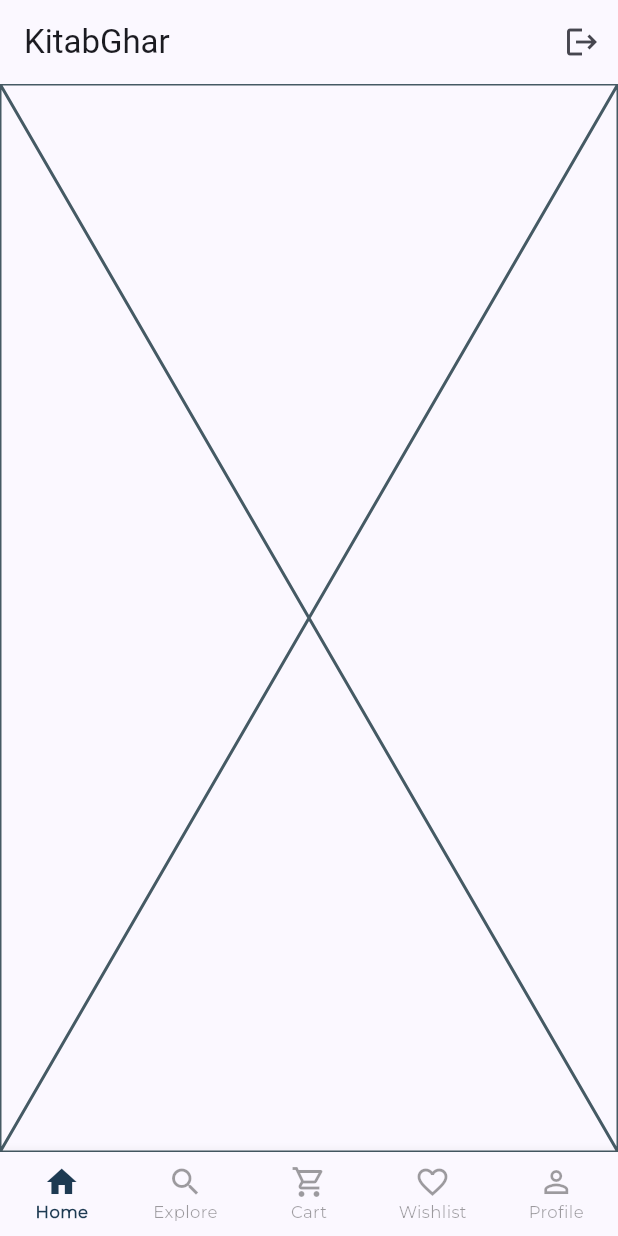
After one commit to SanjeevSinjali/kitabghar, a Flutter app: the DashboardScreen screen opened directly, on a phone screen of 412 x 824 dp. The commit adds this screen. Run offline on Flutter 3.47's test engine with Material 3 defaults, Android fonts, the phone set to English and light mode, and no system bars; project files that could hold a hidden picture were left out.

Commit message:
Changes in code

```diff
--- a/lib/app.dart
+++ b/lib/app.dart
@@ -1,5 +1,5 @@
 import 'package:flutter/material.dart';
-import 'package:kitabghar/views/splash_view.dart';
+import 'package:kitabghar/screens/splash_screen.dart';
 
 class App extends StatelessWidget {
   const App({super.key});
--- /dev/null
+++ b/lib/screens/bottomscreen/dashboard_screen.dart
@@ -0,0 +1,103 @@
+import 'package:flutter/material.dart';
+import 'package:kitabghar/screens/bottomscreen/explore_screen.dart';
+import 'package:kitabghar/screens/bottomscreen/home_screen.dart';
+import 'package:kitabghar/screens/bottomscreen/profile_screen.dart';
+import 'package:kitabghar/screens/bottomscreen/sell_screen.dart';
+import 'package:kitabghar/screens/bottomscreen/wish_list_screen.dart';
+import 'package:kitabghar/screens/login_screen.dart';
+
+class DashboardScreen extends StatefulWidget {
+  const DashboardScreen({super.key});
+
+  @override
+  State<DashboardScreen> createState() => _DashboardScreenState();
+}
+
+class _DashboardScreenState extends State<DashboardScreen> {
+  int _currentIndex = 0;
+
+  final List<Widget> _tabs = const [
+    HomeScreen(),
+    ExploreScreen(),
+    SellScreen(),
+    WishListScreen(),
+    ProfileScreen(),
+  ];
+
+  void _logout() {
+    Navigator.pushAndRemoveUntil(
+      context,
+      MaterialPageRoute(builder: (_) => const LoginView()),
+      (_) => false,
+    );
+  }
+
+  @override
+  Widget build(BuildContext context) {
+    return Scaffold(
+      appBar: AppBar(
+        title: const Text('KitabGhar'),
+        actions: [
+          // IconButton(
+          //   icon: const Icon(Icons.brightness_6_outlined),
+          //   tooltip: 'Toggle Theme',
+          //   onPressed: () => AppThemeNotifier.of(context).toggleTheme(),
+          // ),
+          IconButton(
+            icon: const Icon(Icons.logout),
+            tooltip: 'Logout',
+            onPressed: _logout,
+          ),
+        ],
+      ),
+      body: IndexedStack(
+        index: _currentIndex,
+        children: _tabs,
+      ),
+      bottomNavigationBar: BottomNavigationBar(
+        currentIndex: _currentIndex,
+        onTap: (i) => setState(() => _currentIndex = i),
+        type: BottomNavigationBarType.fixed,
+        selectedItemColor: const Color(0xFF1D3A52),
+        unselectedItemColor: Colors.black38,
+        selectedLabelStyle: const TextStyle(
+          fontFamily: 'Montserrat',
+          fontWeight: FontWeight.w700,
+          fontSize: 11,
+        ),
+        unselectedLabelStyle: const TextStyle(
+          fontFamily: 'Montserrat',
+          fontWeight: FontWeight.w400,
+          fontSize: 11,
+        ),
+        items: const [
+          BottomNavigationBarItem(
+            icon: Icon(Icons.home_outlined),
+            activeIcon: Icon(Icons.home),
+            label: 'Home',
+          ),
+          BottomNavigationBarItem(
+            icon: Icon(Icons.search_outlined),
+            activeIcon: Icon(Icons.search),
+            label: 'Explore',
+          ),
+          BottomNavigationBarItem(
+            icon: Icon(Icons.shopping_cart_outlined),
+            activeIcon: Icon(Icons.shopping_cart),
+            label: 'Cart',
+          ),
+          BottomNavigationBarItem(
+            icon: Icon(Icons.favorite_outline),
+            activeIcon: Icon(Icons.favorite),
+            label: 'Wishlist',
+          ),
+          BottomNavigationBarItem(
+            icon: Icon(Icons.person_outline),
+            activeIcon: Icon(Icons.person),
+            label: 'Profile',
+          ),
+        ],
+      ),
+    );
+  }
+}
--- /dev/null
+++ b/lib/screens/bottomscreen/home_screen.dart
@@ -0,0 +1,10 @@
+import 'package:flutter/material.dart';
+
+class HomeScreen extends StatelessWidget {
+  const HomeScreen({super.key});
+
+  @override
+  Widget build(BuildContext context) {
+    return const Placeholder();
+  }
+}
--- a/lib/views/login_view.dart
+++ b/lib/screens/login_screen.dart
@@ -1,6 +1,6 @@
 import 'package:flutter/material.dart';
-import 'package:kitabghar/views/dashboard_view.dart';
-import 'package:kitabghar/views/signup_view.dart';
+import 'package:kitabghar/screens/bottomscreen/dashboard_screen.dart';
+import 'package:kitabghar/screens/signup_screen.dart';
 
 class LoginView extends StatefulWidget {
   const LoginView({super.key});
@@ -26,7 +26,7 @@ class _LoginViewState extends State<LoginView> {
   void _login() {
     if (_formKey.currentState?.validate() ?? false) {
       Navigator.pushReplacement(context,
-          MaterialPageRoute(builder: (_) => const DashboardView()));
+          MaterialPageRoute(builder: (_) => const DashboardScreen()));
     }
   }
 
--- a/lib/views/onboarding_view.dart
+++ b/lib/screens/onboarding_screen.dart
@@ -1,5 +1,5 @@
 import 'package:flutter/material.dart';
-import 'package:kitabghar/views/login_view.dart';
+import 'package:kitabghar/screens/login_screen.dart';
 
 class OnboardingView extends StatefulWidget {
   const OnboardingView({super.key});
--- a/lib/views/splash_view.dart
+++ b/lib/screens/splash_screen.dart
@@ -1,6 +1,6 @@
 import 'dart:async';
 import 'package:flutter/material.dart';
-import 'package:kitabghar/views/onboarding_view.dart';
+import 'package:kitabghar/screens/onboarding_screen.dart';
 
 class SplashView extends StatefulWidget {
   const SplashView({super.key});
```
Also changed, not shown: lib/screens/bottomscreen/explore_screen.dart (added, +10 -0 lines), lib/screens/bottomscreen/profile_screen.dart (added, +10 -0 lines), lib/screens/bottomscreen/sell_screen.dart (added, +10 -0 lines), lib/screens/bottomscreen/wish_list_screen.dart (added, +10 -0 lines), lib/views/dashboard_view.dart (deleted, +0 -31 lines), lib/screens/signup_screen.dart (renamed from lib/views/signup_view.dart).
